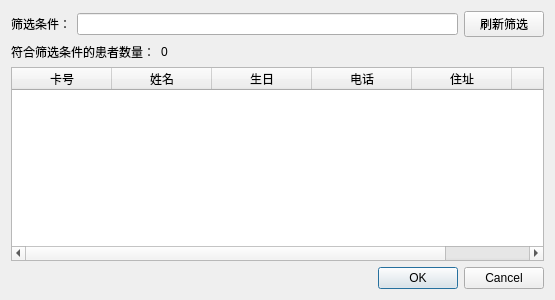
First picture: the form in PhysioMgr/PsmDlgPatientSel.ui, repository yuylong/PhysioMgr, before the edit.
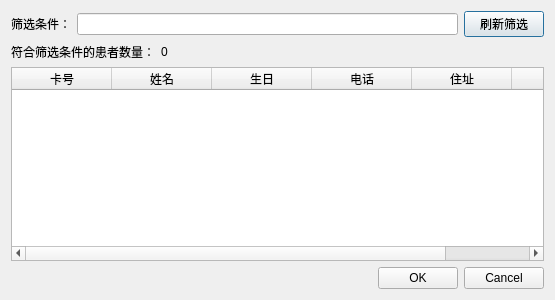
Second picture: the form after the edit.

What changed in the file:
```diff
--- a/PhysioMgr/PsmDlgPatientSel.ui
+++ b/PhysioMgr/PsmDlgPatientSel.ui
@@ -31,6 +31,12 @@
        <property name="text">
         <string>刷新筛选</string>
        </property>
+       <property name="autoDefault">
+        <bool>false</bool>
+       </property>
+       <property name="default">
+        <bool>true</bool>
+       </property>
       </widget>
      </item>
     </layout>
```
